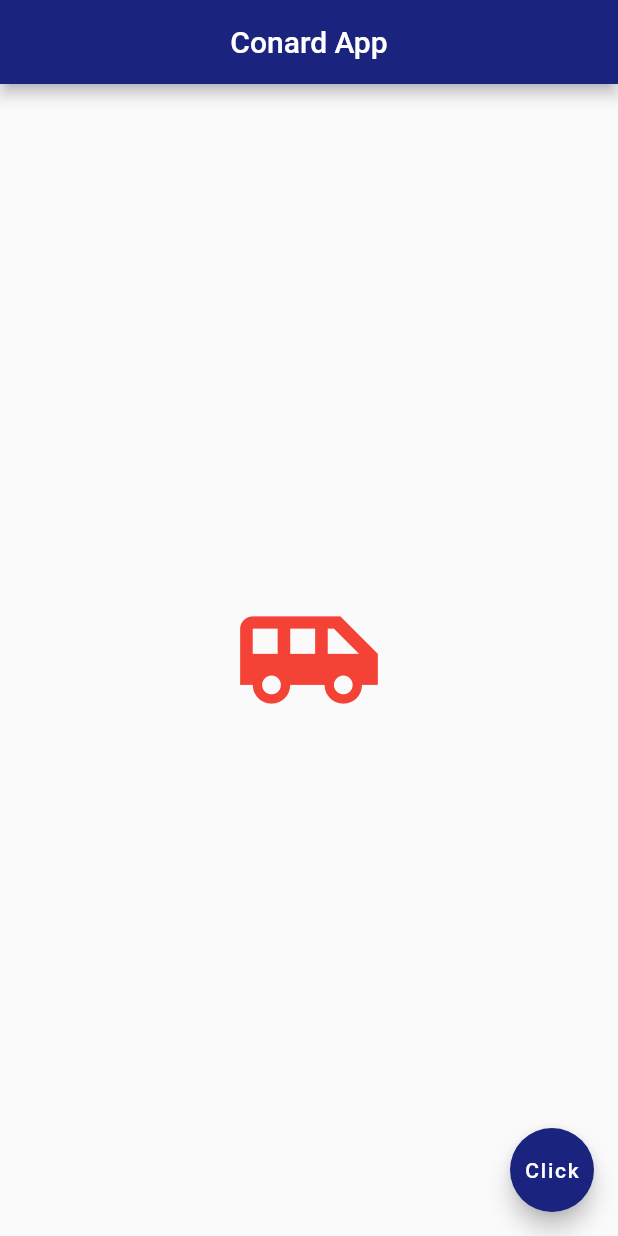
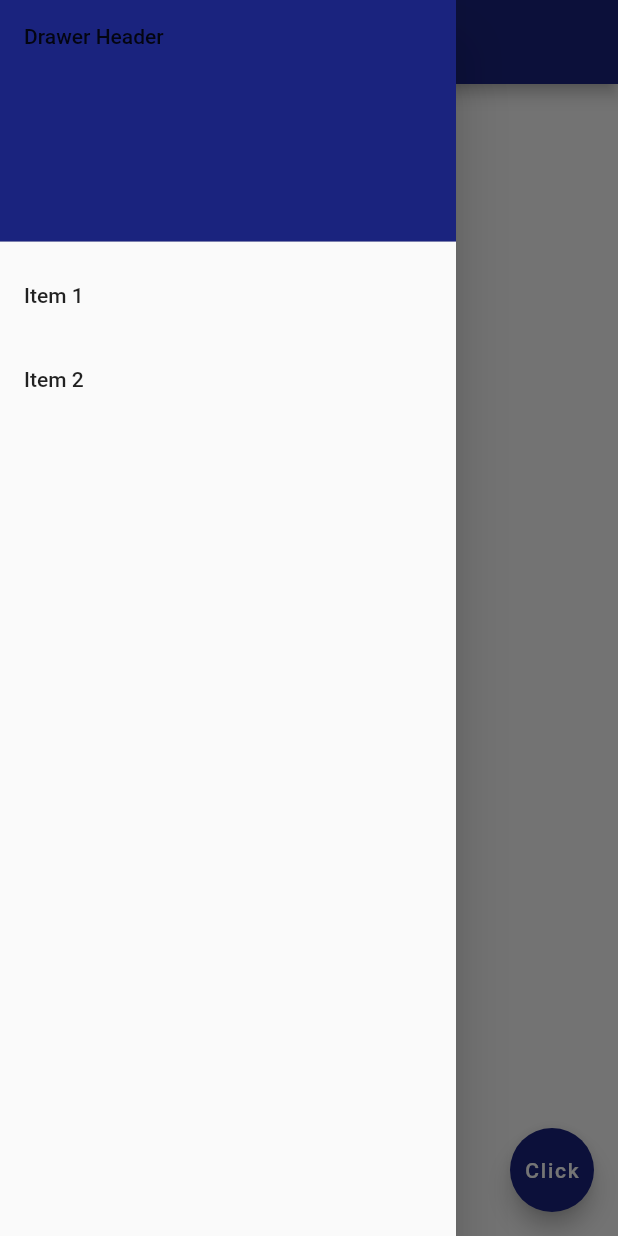
Before and after one commit to mayakaconard/flutter-journey, a Flutter app: the screen it shows after launch, with the side drawer open (before the commit the screen has no drawer), on a phone screen of 412 x 824 dp. Run offline on Flutter 3.47's test engine with Material 2 defaults, Android fonts, the phone set to English and light mode, and no system bars.

Commit message:
Added Drawer

```diff
--- a/lib/main.dart
+++ b/lib/main.dart
@@ -1,18 +1,48 @@
 import 'package:flutter/material.dart';
 
 void main() => runApp(MaterialApp(
-  home: Home()
+  home: Home(),
 
 ));
 
 class Home extends StatelessWidget {
   @override
+
+
   Widget build(BuildContext context) {
     return Scaffold(
       appBar: AppBar(
         title: Text('Conard App'),
         centerTitle: true,
         backgroundColor: Colors.indigo[900],
+      ),
+      drawer: Drawer(
+        child: ListView(
+          // Important: Remove any padding from the ListView.
+          padding: EdgeInsets.zero,
+          children: <Widget>[
+            DrawerHeader(
+              child: Text('Drawer Header'),
+              decoration: BoxDecoration(
+                color: Colors.indigo[900],
+              ),
+            ),
+            ListTile(
+              title: Text('Item 1'),
+              onTap: () {
+                // Update the state of the app.
+                // ...
+              },
+            ),
+            ListTile(
+              title: Text('Item 2'),
+              onTap: () {
+                // Update the state of the app.
+                // ...
+              },
+            ),
+          ],
+        ),
       ),
       body: Center(
        child: Icon(
```
